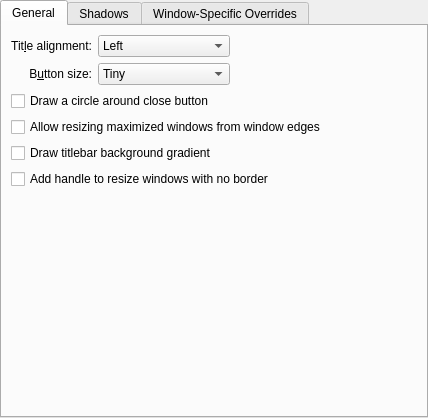
The window that kdecoration/config/ui/breezeconfigurationui.ui (deepin-community/breeze) describes before a commit, drawn with Qt 5.
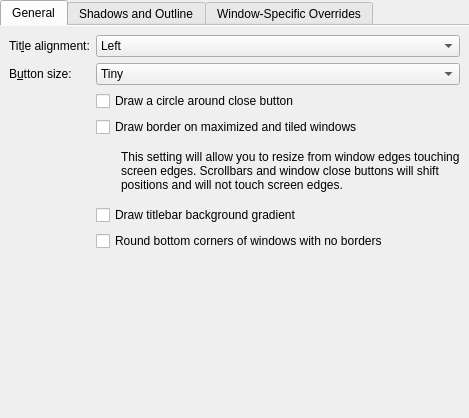
The same window after the commit. Custom widgets are drawn as their Qt base class.

The edit to the form file:
```diff
--- a/kdecoration/config/ui/breezeconfigurationui.ui
+++ b/kdecoration/config/ui/breezeconfigurationui.ui
@@ -6,7 +6,7 @@
    <rect>
     <x>0</x>
     <y>0</y>
-    <width>428</width>
+    <width>469</width>
     <height>418</height>
    </rect>
   </property>
@@ -28,66 +28,27 @@
      <property name="currentIndex">
       <number>0</number>
      </property>
+     <property name="documentMode">
+      <bool>true</bool>
+     </property>
      <widget class="QWidget" name="tab">
       <attribute name="title">
        <string>General</string>
       </attribute>
-      <layout class="QGridLayout" name="gridLayout_4">
+      <layout class="QFormLayout" name="formLayout_3">
+       <property name="formAlignment">
+        <set>Qt::AlignmentFlag::AlignHCenter|Qt::AlignmentFlag::AlignTop</set>
+       </property>
        <item row="0" column="0">
         <widget class="QLabel" name="label_3">
          <property name="text">
           <string>Tit&amp;le alignment:</string>
          </property>
-         <property name="alignment">
-          <set>Qt::AlignRight|Qt::AlignTrailing|Qt::AlignVCenter</set>
-         </property>
          <property name="buddy">
           <cstring>titleAlignment</cstring>
          </property>
         </widget>
        </item>
-       <item row="1" column="0">
-        <widget class="QLabel" name="label_4">
-         <property name="text">
-          <string>B&amp;utton size:</string>
-         </property>
-         <property name="alignment">
-          <set>Qt::AlignRight|Qt::AlignTrailing|Qt::AlignVCenter</set>
-         </property>
-         <property name="buddy">
-          <cstring>buttonSize</cstring>
-         </property>
-        </widget>
-       </item>
-       <item row="1" column="1">
-        <widget class="QComboBox" name="buttonSize">
-         <item>
-          <property name="text">
-           <string>Tiny</string>
-          </property>
-         </item>
-         <item>
-          <property name="text">
-           <string comment="@item:inlistbox Button size:">Small</string>
-          </property>
-         </item>
-         <item>
-          <property name="text">
-           <string comment="@item:inlistbox Button size:">Medium</string>
-          </property>
-         </item>
-         <item>
-          <property name="text">
-           <string comment="@item:inlistbox Button size:">Large</string>
-          </property>
-         </item>
-         <item>
-          <property name="text">
-           <string comment="@item:inlistbox Button size:">Very Large</string>
-          </property>
-         </item>
-        </widget>
-       </item>
        <item row="0" column="1">
         <widget class="QComboBox" name="titleAlignment">
          <item>
@@ -112,74 +73,117 @@
          </item>
         </widget>
        </item>
-       <item row="0" column="2">
-        <spacer name="horizontalSpacer">
-         <property name="orientation">
-          <enum>Qt::Horizontal</enum>
-         </property>
-         <property name="sizeHint" stdset="0">
-          <size>
-           <width>40</width>
-           <height>20</height>
-          </size>
-         </property>
-        </spacer>
-       </item>
-       <item row="7" column="0" colspan="3">
-        <spacer name="verticalSpacer">
-         <property name="orientation">
-          <enum>Qt::Vertical</enum>
-         </property>
-         <property name="sizeHint" stdset="0">
-          <size>
-           <width>20</width>
-           <height>40</height>
-          </size>
-         </property>
-        </spacer>
-       </item>
-       <item row="5" column="0" colspan="3">
-        <widget class="QCheckBox" name="drawSizeGrip">
+       <item row="1" column="0">
+        <widget class="QLabel" name="label_4">
          <property name="text">
-          <string>Add handle to resize windows with no border</string>
+          <string>B&amp;utton size:</string>
          </property>
+         <property name="buddy">
+          <cstring>buttonSize</cstring>
+         </property>
         </widget>
        </item>
-       <item row="3" column="0" colspan="3">
-        <widget class="QCheckBox" name="drawBorderOnMaximizedWindows">
-         <property name="text">
-          <string>Allow resizing maximized windows from window edges</string>
-         </property>
+       <item row="1" column="1">
+        <widget class="QComboBox" name="buttonSize">
+         <item>
+          <property name="text">
+           <string>Tiny</string>
+          </property>
+         </item>
+         <item>
+          <property name="text">
+           <string comment="@item:inlistbox Button size:">Small</string>
+          </property>
+         </item>
+         <item>
+          <property name="text">
+           <string comment="@item:inlistbox Button size:">Medium</string>
+          </property>
+         </item>
+         <item>
+          <property name="text">
+           <string comment="@item:inlistbox Button size:">Large</string>
+          </property>
+         </item>
+         <item>
+          <property name="text">
+           <string comment="@item:inlistbox Button size:">Very Large</string>
+          </property>
+         </item>
         </widget>
        </item>
-       <item row="2" column="0" colspan="3">
+       <item row="2" column="1">
         <widget class="QCheckBox" name="outlineCloseButton">
          <property name="text">
           <string>Draw a circle around close button</string>
          </property>
         </widget>
        </item>
-       <item row="4" column="0" colspan="3">
+       <item row="3" column="1">
+        <widget class="QCheckBox" name="drawBorderOnMaximizedWindows">
+         <property name="text">
+          <string>Draw border on maximized and tiled windows</string>
+         </property>
+        </widget>
+       </item>
+       <item row="4" column="1">
+        <layout class="QHBoxLayout" name="horizontalLayout">
+         <item>
+          <spacer name="horizontalSpacer_2">
+           <property name="orientation">
+            <enum>Qt::Orientation::Horizontal</enum>
+           </property>
+           <property name="sizeType">
+            <enum>QSizePolicy::Policy::Fixed</enum>
+           </property>
+           <property name="sizeHint" stdset="0">
+            <size>
+             <width>25</width>
+             <height>20</height>
+            </size>
+           </property>
+          </spacer>
+         </item>
+         <item>
+          <widget class="QLabel" name="drawBorderOnMaximizedWindowsHelpLabel">
+           <property name="text">
+            <string>This setting will allow you to resize from window edges touching screen edges. Scrollbars and window close buttons will shift positions and will not touch screen edges.</string>
+           </property>
+           <property name="wordWrap">
+            <bool>true</bool>
+           </property>
+          </widget>
+         </item>
+        </layout>
+       </item>
+       <item row="5" column="1">
         <widget class="QCheckBox" name="drawBackgroundGradient">
          <property name="text">
           <string>Draw titlebar background gradient</string>
          </property>
         </widget>
        </item>
+       <item row="6" column="1">
+        <widget class="QCheckBox" name="roundedCorners">
+         <property name="text">
+          <string>Round bottom corners of windows with no borders</string>
+         </property>
+        </widget>
+       </item>
       </layout>
      </widget>
      <widget class="QWidget" name="tab_4">
       <attribute name="title">
-       <string>Shadows</string>
+       <string>Shadows and Outline</string>
       </attribute>
-      <layout class="QGridLayout" name="gridLayout">
+      <layout class="QFormLayout" name="formLayout">
+       <property name="formAlignment">
+        <set>Qt::AlignmentFlag::AlignHCenter|Qt::AlignmentFlag::AlignTop</set>
+       </property>
        <item row="0" column="0">
         <widget class="QLabel" name="label">
          <property name="text">
-          <string>Si&amp;ze:</string>
-         </property>
-         <property name="alignment">
-          <set>Qt::AlignRight|Qt::AlignTrailing|Qt::AlignVCenter</set>
+          <string>Shadow size:</string>
          </property>
          <property name="buddy">
           <cstring>shadowSize</cstring>
@@ -218,10 +222,7 @@
        <item row="1" column="0">
         <widget class="QLabel" name="label_2">
          <property name="text">
-          <string comment="strength of the shadow (from transparent to opaque)">S&amp;trength:</string>
-         </property>
-         <property name="alignment">
-          <set>Qt::AlignRight|Qt::AlignTrailing|Qt::AlignVCenter</set>
+          <string comment="strength of the shadow (from transparent to opaque)">Shadow strength:</string>
          </property>
          <property name="buddy">
           <cstring>shadowStrength</cstring>
@@ -241,44 +242,54 @@
          </property>
         </widget>
        </item>
-       <item row="1" column="2">
-        <spacer name="horizontalSpacer_5">
-         <property name="orientation">
-          <enum>Qt::Horizontal</enum>
-         </property>
-         <property name="sizeHint" stdset="0">
-          <size>
-           <width>40</width>
-           <height>20</height>
-          </size>
-         </property>
-        </spacer>
-       </item>
        <item row="2" column="0">
         <widget class="QLabel" name="label_5">
          <property name="text">
-          <string>Color:</string>
-         </property>
-         <property name="alignment">
-          <set>Qt::AlignRight|Qt::AlignTrailing|Qt::AlignVCenter</set>
+          <string>Shadow color:</string>
          </property>
         </widget>
        </item>
        <item row="2" column="1">
         <widget class="KColorButton" name="shadowColor"/>
        </item>
-       <item row="3" column="0" colspan="3">
-        <spacer name="verticalSpacer_3">
-         <property name="orientation">
-          <enum>Qt::Vertical</enum>
+       <item row="3" column="0">
+        <widget class="QLabel" name="label_6">
+         <property name="text">
+          <string comment="outline intensity">Outline intensity:</string>
          </property>
-         <property name="sizeHint" stdset="0">
-          <size>
-           <width>20</width>
-           <height>40</height>
-          </size>
+         <property name="buddy">
+          <cstring>outlineIntensity</cstring>
          </property>
-        </spacer>
+        </widget>
+       </item>
+       <item row="3" column="1">
+        <widget class="QComboBox" name="outlineIntensity">
+         <item>
+          <property name="text">
+           <string comment="@item:inlistbox Outline intensity:">Off</string>
+          </property>
+         </item>
+         <item>
+          <property name="text">
+           <string comment="@item:inlistbox Outline intensity:">Low</string>
+          </property>
+         </item>
+         <item>
+          <property name="text">
+           <string comment="@item:inlistbox Outline intensity:">Medium</string>
+          </property>
+         </item>
+         <item>
+          <property name="text">
+           <string comment="@item:inlistbox Outline intensity:">High</string>
+          </property>
+         </item>
+         <item>
+          <property name="text">
+           <string comment="@item:inlistbox Outline intensity:">Maximum</string>
+          </property>
+         </item>
+        </widget>
        </item>
       </layout>
      </widget>
```
Left out of the diff: 12 changed lines with no effect on the pictures.
